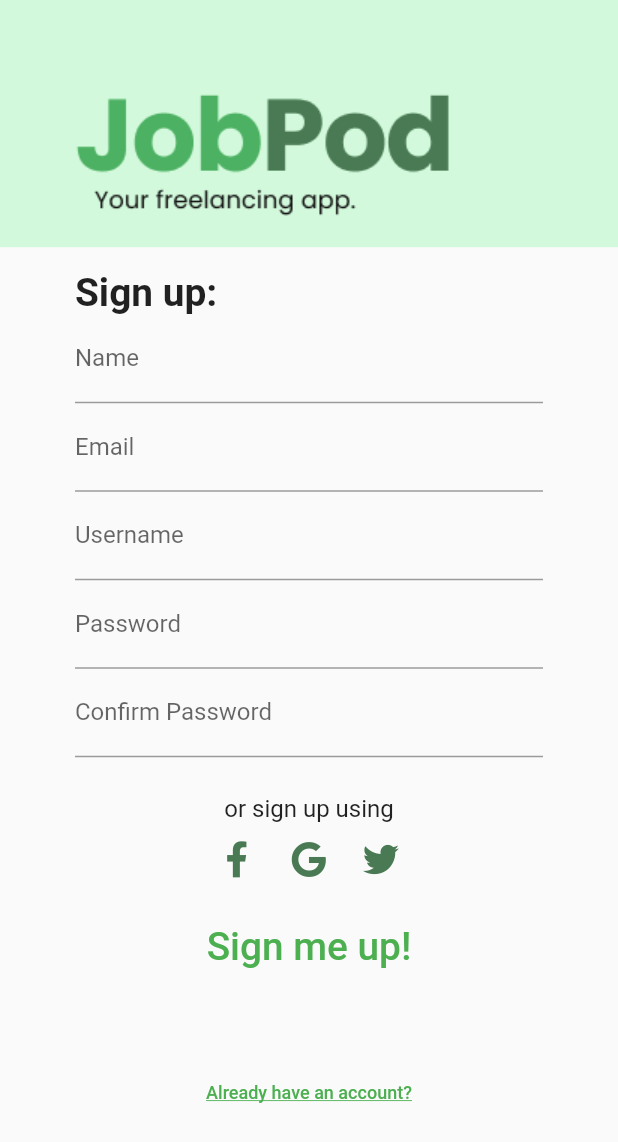
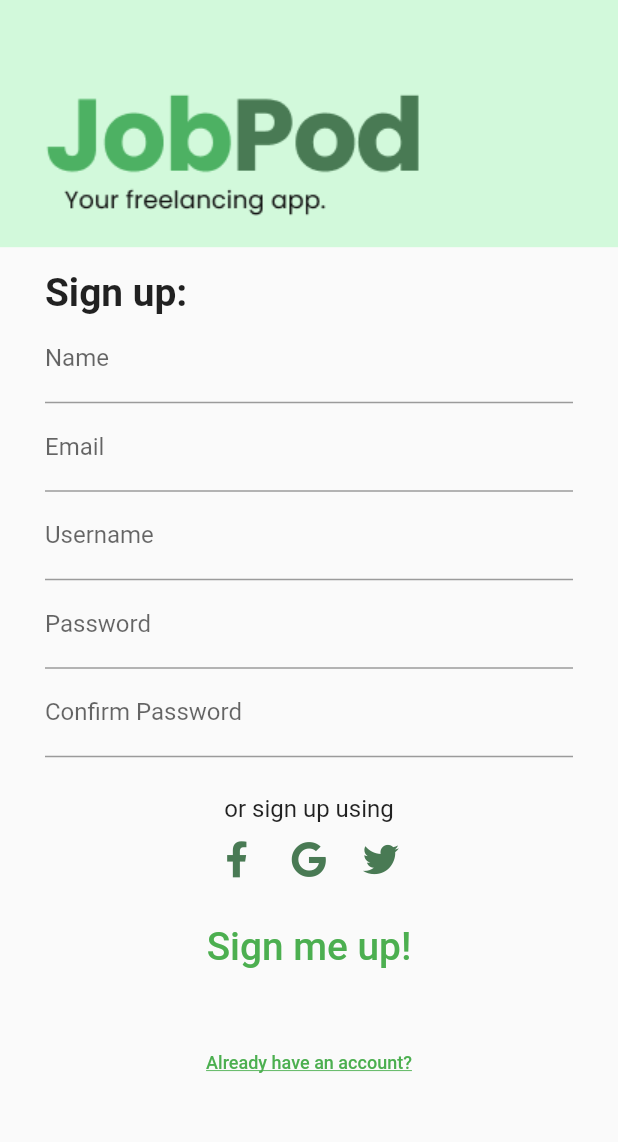
Before and after one commit to Polaf05/flutter_JobPod, a Flutter app: the Signup screen opened directly, on a phone screen of 412 x 824 dp. Shown: the top 1142 px of the screen. Run offline on Flutter 3.47's test engine with Material 2 defaults, Android fonts, the phone set to English and light mode, and no system bars; our stand-ins replace firebase_auth, firebase_core, font_awesome_flutter, google_fonts; missing offline and left inert: streams_provider; accounts and stored records are empty; Roboto replaces fonts that are missing (RadikalLight).

```diff
--- a/jobpod/lib/screens/authenticate/signup.dart
+++ b/jobpod/lib/screens/authenticate/signup.dart
@@ -24,7 +24,7 @@
               color: Color(0xFFD2F9DB),
               child: Container(
                 padding: const EdgeInsets.symmetric(
-                    horizontal: 50.0, vertical: 20.0),
+                    horizontal: 30.0, vertical: 20.0),
                 alignment: Alignment.bottomLeft,
                 child: Image(
                   image: AssetImage("assets/Icon Group.png"),
@@ -33,7 +33,7 @@
             ),
             Container(
               alignment: Alignment.centerLeft,
-              padding: const EdgeInsets.fromLTRB(50, 15, 50, 0),
+              padding: const EdgeInsets.fromLTRB(30, 15, 30, 0),
               child: Text(
                 "Sign up:",
                 style: GoogleFonts.roboto(
@@ -42,7 +42,7 @@
             ),
             Container(
               alignment: Alignment.center,
-              padding: const EdgeInsets.fromLTRB(50, 0, 50, 15),
+              padding: const EdgeInsets.fromLTRB(30, 0, 30, 15),
               child: Column(
                 mainAxisAlignment: MainAxisAlignment.center,
                 children: [
@@ -98,7 +98,7 @@
             Container(
               alignment: Alignment.center,
               padding:
-                  const EdgeInsets.symmetric(horizontal: 50.0, vertical: 10.0),
+                  const EdgeInsets.symmetric(horizontal: 30.0, vertical: 10.0),
               child: Column(
                 mainAxisAlignment: MainAxisAlignment.center,
                 children: [
@@ -134,7 +134,7 @@
             ),
             Container(
               alignment: Alignment.center,
-              padding: const EdgeInsets.fromLTRB(50, 0, 50, 0),
+              padding: const EdgeInsets.fromLTRB(30, 0, 30, 0),
               child: TextButton(
                 onPressed: () {},
                 child: Text(
@@ -145,7 +145,7 @@
             ),
             Container(
               alignment: Alignment.center,
-              padding: const EdgeInsets.fromLTRB(50, 50, 50, 0),
+              padding: const EdgeInsets.fromLTRB(30, 30, 30, 0),
               child: TextButton(
                 onPressed: () {
                   widget.toggle();
```
Also changed, not shown: jobpod/lib/screens/authenticate/authentication.dart (+5 -11 lines), jobpod/lib/screens/authenticate/signin.dart (+11 -81 lines).
